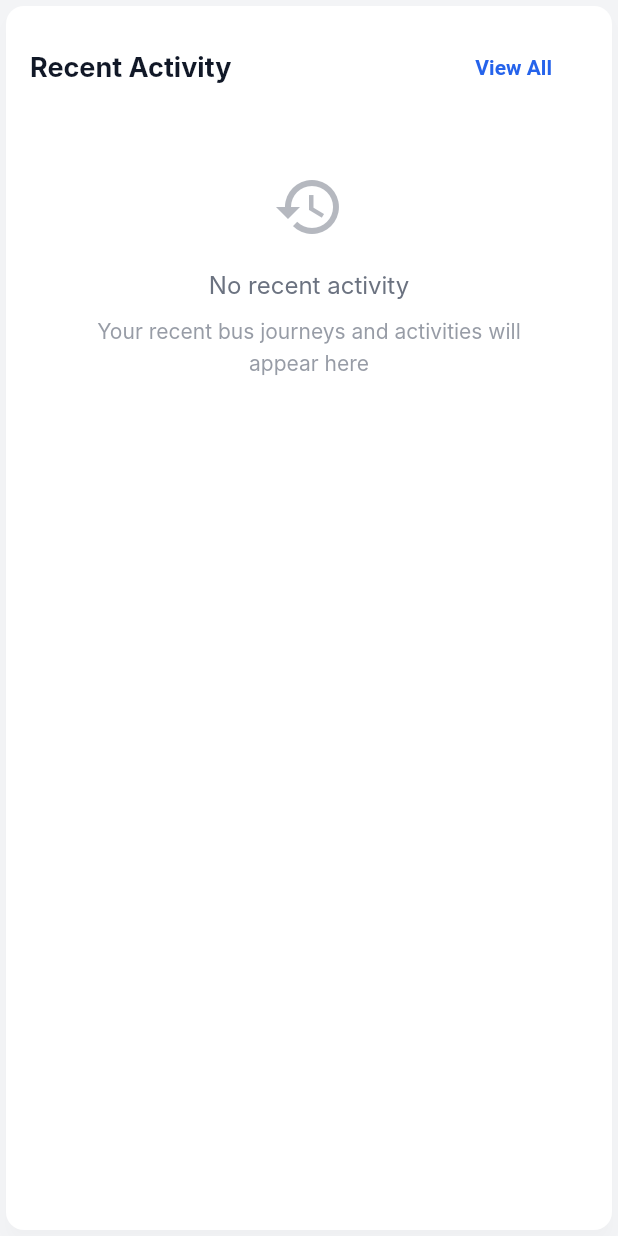
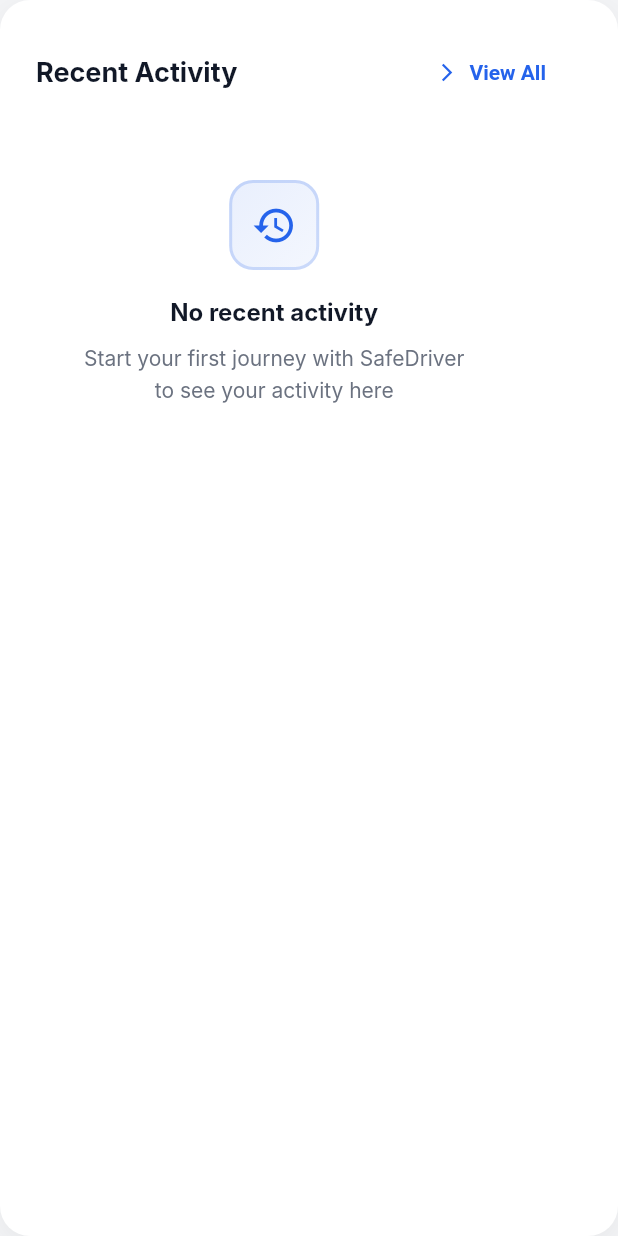
Before and after one commit to RensithUdara/passenger_app, a Flutter app: the RecentActivityWidget widget shown alone on an empty page, opened directly, on a phone screen of 412 x 824 dp. Run offline on Flutter 3.47's test engine with Material 3 defaults, Android fonts, the phone set to English and light mode, and no system bars; our stand-ins replace cloud_firestore, firebase_analytics, firebase_auth, firebase_core, firebase_crashlytics, firebase_messaging and 11 more; missing offline and left inert: mobile_scanner; accounts and stored records are empty; Roboto replaces fonts that are missing (Inter).

Commit message:
feat: Enhance RecentActivityWidget UI with improved layout, gradient background, and updated empty state message

```diff
--- a/lib/presentation/widgets/dashboard/recent_activity_widget.dart
+++ b/lib/presentation/widgets/dashboard/recent_activity_widget.dart
@@ -11,13 +11,20 @@ class RecentActivityWidget extends ConsumerWidget {
     final dashboardState = ref.watch(dashboardControllerProvider);
     final recentActivity = dashboardState.recentActivity;
 
-    return Card(
-      elevation: 4,
-      shape: RoundedRectangleBorder(
-        borderRadius: BorderRadius.circular(12),
+    return Container(
+      decoration: BoxDecoration(
+        color: Colors.white,
+        borderRadius: BorderRadius.circular(20),
+        boxShadow: [
+          BoxShadow(
+            color: Colors.black.withOpacity(0.05),
+            blurRadius: 15,
+            offset: const Offset(0, 5),
+          ),
+        ],
       ),
       child: Padding(
-        padding: const EdgeInsets.all(16.0),
+        padding: const EdgeInsets.all(24.0),
         child: Column(
           crossAxisAlignment: CrossAxisAlignment.start,
           children: [
@@ -32,15 +39,25 @@ class RecentActivityWidget extends ConsumerWidget {
                     color: AppColors.textPrimary,
                   ),
                 ),
-                TextButton(
+                TextButton.icon(
                   onPressed: () {
                     // Navigate to full activity history
                   },
-                  child: const Text('View All'),
+                  icon: const Icon(
+                    Icons.arrow_forward_ios,
+                    size: 14,
+                  ),
+                  label: const Text('View All'),
+                  style: TextButton.styleFrom(
+                    foregroundColor: AppColors.primaryColor,
+                    textStyle: const TextStyle(
+                      fontWeight: FontWeight.w600,
+                    ),
+                  ),
                 ),
               ],
             ),
-            const SizedBox(height: 12),
+            const SizedBox(height: 16),
             if (recentActivity.isEmpty)
               _buildEmptyState()
             else
@@ -61,25 +78,46 @@ class RecentActivityWidget extends ConsumerWidget {
       padding: const EdgeInsets.all(32),
       child: Column(
         children: [
-          Icon(
-            Icons.history,
-            size: 48,
-            color: AppColors.textSecondary.withOpacity(0.5),
+          Container(
+            width: 60,
+            height: 60,
+            decoration: BoxDecoration(
+              gradient: LinearGradient(
+                begin: Alignment.topLeft,
+                end: Alignment.bottomRight,
+                colors: [
+                  AppColors.primaryColor.withOpacity(0.1),
+                  AppColors.primaryColor.withOpacity(0.05),
+                ],
+              ),
+              borderRadius: BorderRadius.circular(16),
+              border: Border.all(
+                color: AppColors.primaryColor.withOpacity(0.2),
+                width: 2,
+              ),
+            ),
+            child: Icon(
+              Icons.history_outlined,
+              size: 30,
+              color: AppColors.primaryColor,
+            ),
           ),
           const SizedBox(height: 16),
           const Text(
             'No recent activity',
             style: TextStyle(
               fontSize: 16,
-              color: AppColors.textSecondary,
+              fontWeight: FontWeight.bold,
+              color: AppColors.textPrimary,
             ),
           ),
           const SizedBox(height: 8),
           Text(
-            'Your recent bus journeys and activities will appear here',
+            'Start your first journey with SafeDriver\nto see your activity here',
             style: TextStyle(
               fontSize: 14,
-              color: AppColors.textSecondary.withOpacity(0.7),
+              color: AppColors.textSecondary,
+              height: 1.5,
             ),
             textAlign: TextAlign.center,
           ),
```
